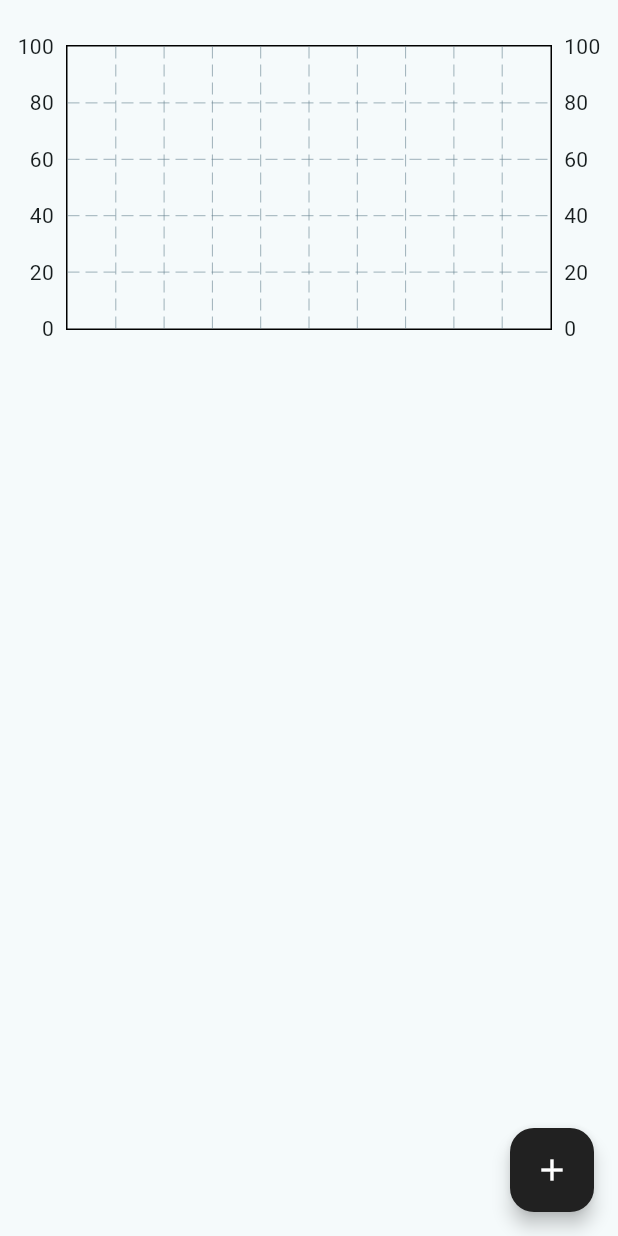
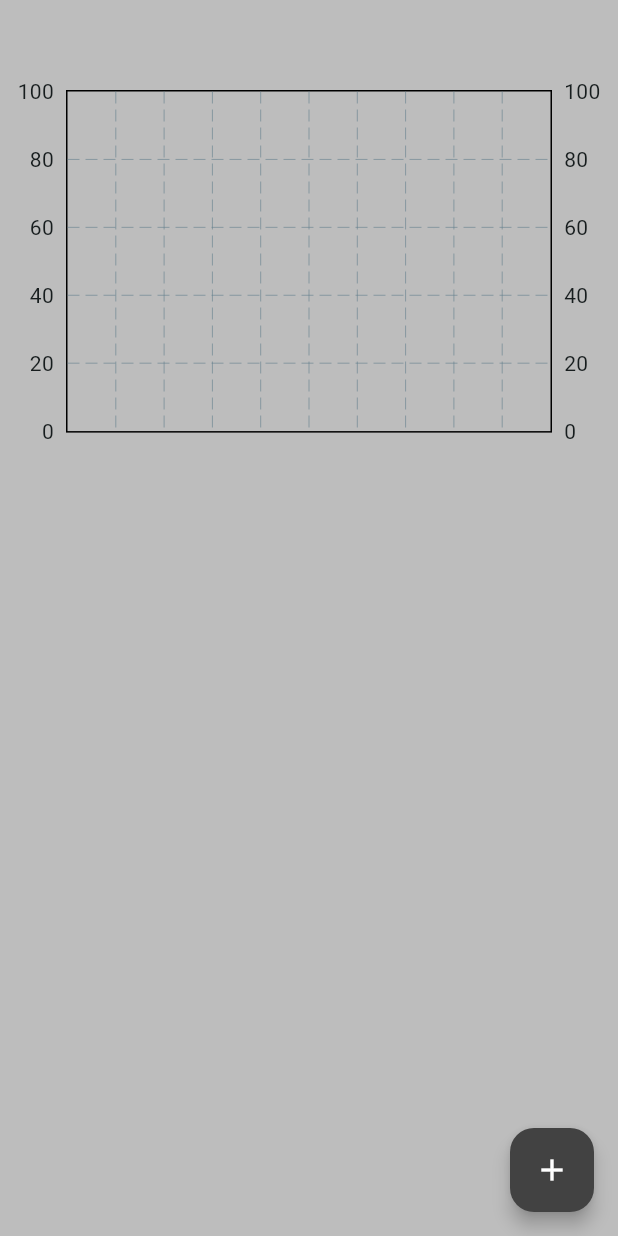
Before and after one commit to lenny1596/expense_tracker_flutter, a Flutter app: the screen it shows after launch, on a phone screen of 412 x 824 dp. Run offline on Flutter 3.47's test engine with Material 3 defaults, Android fonts, the phone set to English and light mode, and no system bars; drawn by our look-alikes of fl_chart; our stand-ins replace flutter_slidable, isar; accounts and stored records are empty; generated files the repository leaves out were written again.

Commit message:
changed app, list-tiles background colors. other small minor UI changes were added.

```diff
--- a/lib/components/my_list_tile.dart
+++ b/lib/components/my_list_tile.dart
@@ -18,7 +18,7 @@ class MyListTile extends StatelessWidget {
   @override
   Widget build(BuildContext context) {
     return Container(
-      margin: const EdgeInsets.symmetric(horizontal: 10, vertical: 5),
+      margin: const EdgeInsets.symmetric(horizontal: 15, vertical: 5),
       child: Slidable(
         endActionPane: ActionPane(
           motion: const StretchMotion(),
@@ -47,7 +47,7 @@ class MyListTile extends StatelessWidget {
           ],
         ),
         child: ListTile(
-          tileColor: Colors.grey[900],
+          tileColor: Colors.grey.shade900,
           shape: ContinuousRectangleBorder(
             borderRadius: BorderRadius.circular(10),
           ),
--- a/lib/pages/home_page.dart
+++ b/lib/pages/home_page.dart
@@ -101,6 +101,10 @@ class _HomePageState extends State<HomePage> {
                 await context
                     .read<ExpenseDatabase>()
                     .createNewExpense(newExpense);
+
+                // refresh graph
+                refreshGraphData();
+
                 // clear controllers
                 nameController.clear();
                 amountController.clear();
@@ -200,6 +204,10 @@ class _HomePageState extends State<HomePage> {
                 await context
                     .read<ExpenseDatabase>()
                     .updateExpenses(existingId, updatedExpense);
+
+                // refresh graph
+                refreshGraphData();
+
                 // clear controllers
                 nameController.clear();
                 amountController.clear();
@@ -244,8 +252,12 @@ class _HomePageState extends State<HomePage> {
             onPressed: () async {
               // pop the dialog box
               Navigator.pop(context);
+
               // delete the expense
               await context.read<ExpenseDatabase>().deleteExpense(expenseId);
+
+              // refresh graph
+              refreshGraphData();
             },
             child: const Text('Delete'),
           ),
@@ -282,9 +294,11 @@ class _HomePageState extends State<HomePage> {
 
       // display expenses for current month
 
-      return Scaffold(
+      return SafeArea(
+        child: Scaffold(
+          backgroundColor: Colors.grey.shade400,
           floatingActionButton: FloatingActionButton(
-          backgroundColor: Colors.grey.shade900,
+            backgroundColor: Colors.grey.shade800,
             elevation: 5,
             onPressed: addNewExpenseBox,
             child: const Icon(
@@ -292,13 +306,13 @@ class _HomePageState extends State<HomePage> {
               color: Colors.white,
             ),
           ),
-        body: SafeArea(
-          child: Column(
+          body: Column(
             children: [
+              const SizedBox(
+                height: 30,
+              ),
               // Bar Graph
-              SizedBox(
-                height: 250,
-                child: FutureBuilder(
+              FutureBuilder(
                 future: _monthlyExpenseFuture,
                 builder: (context, snapshot) {
                   if (snapshot.connectionState == ConnectionState.done) {
@@ -316,7 +330,6 @@ class _HomePageState extends State<HomePage> {
                     return const Text('Loading...');
                   }
                 },
-                ),
               ),
 
               // List tiles
```
Lines whose indentation alone changed are shown as unchanged.
